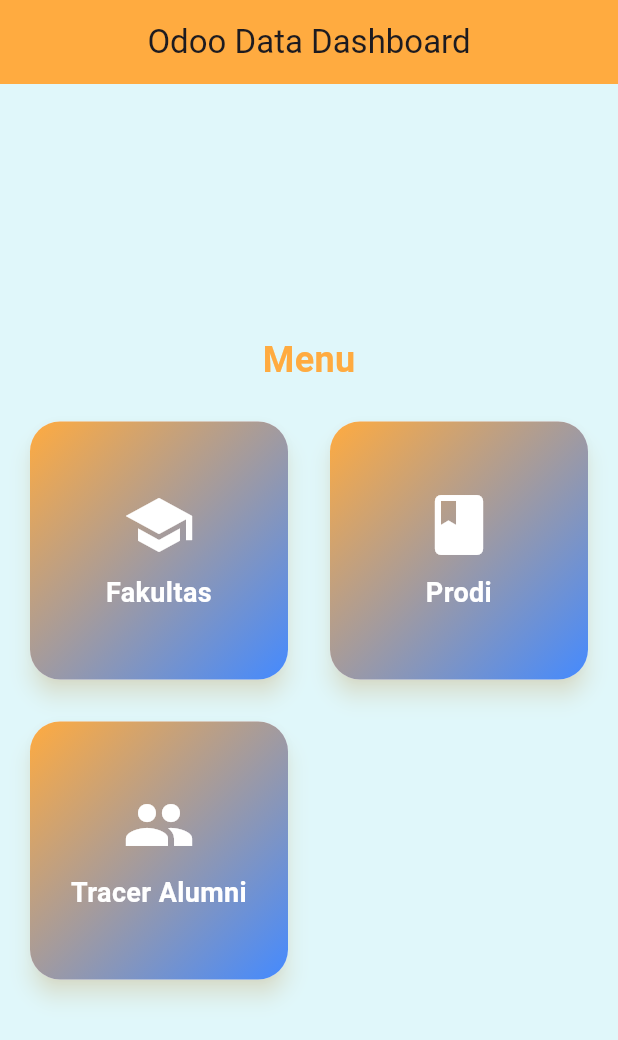
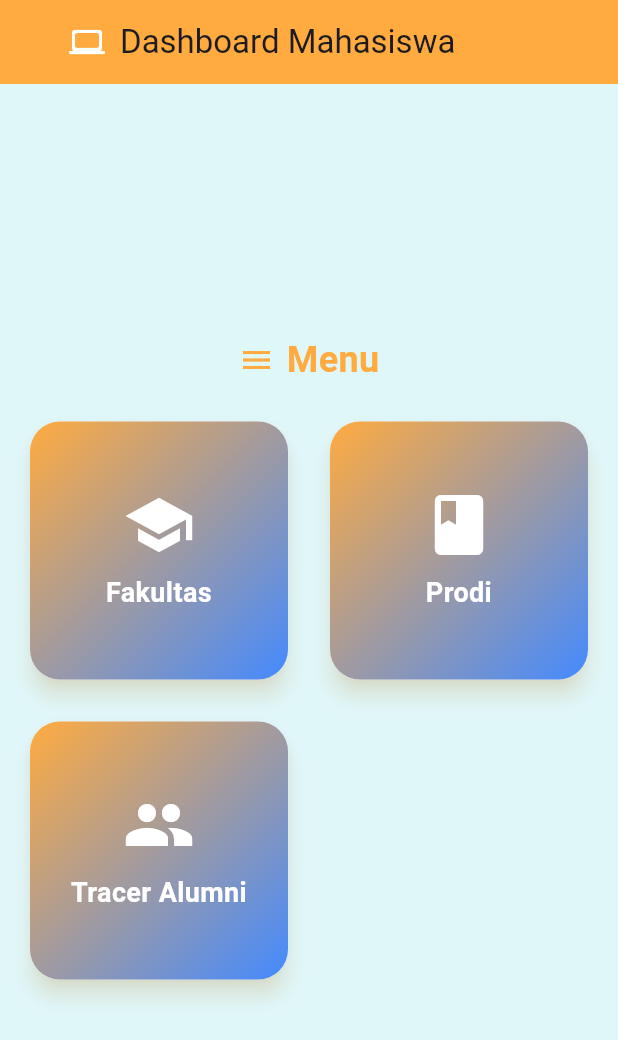
Before and after one commit to PenDZ-Alter/kel7_mobile, a Flutter app: the screen it shows after launch, on a phone screen of 412 x 824 dp. Shown: the top 1040 px of the screen. Run offline on Flutter 3.47's test engine with Material 3 defaults, Android fonts, the phone set to English and light mode, and no system bars; our stand-ins replace flutter_dotenv; missing offline and left inert: odoo_rpc.

Commit message:
chore: update texture text

```diff
--- a/lib/pages/dashboard.dart
+++ b/lib/pages/dashboard.dart
@@ -10,7 +10,14 @@ class Dashboard extends StatelessWidget {
   Widget build(BuildContext context) {
     return Scaffold(
       appBar: AppBar(
-        title: const Text('Odoo Data Dashboard'),
+        title: Row(
+          children: [
+            const SizedBox(width: 30),
+            const Icon(Icons.computer_rounded, color: Colors.white),
+            const SizedBox(width: 10),
+            const Text("Dashboard Mahasiswa"),
+          ],
+        ),
         centerTitle: true,
         backgroundColor: Colors.orangeAccent,
       ),
@@ -20,6 +27,17 @@ class Dashboard extends StatelessWidget {
           child: Column(
             mainAxisAlignment: MainAxisAlignment.center,
             children: [
+              Row(
+                mainAxisAlignment: MainAxisAlignment.center,
+                crossAxisAlignment: CrossAxisAlignment.center,
+                children: [
+                  Icon(
+                    Icons.menu,
+                    color: Colors.orangeAccent,
+                  ),
+                  SizedBox(
+                      width:
+                          8), // Tambahkan jarak antara ikon dan teks jika diperlukan
                   Text(
                     'Menu',
                     style: TextStyle(
@@ -27,6 +45,8 @@ class Dashboard extends StatelessWidget {
                       fontWeight: FontWeight.bold,
                       color: Colors.orangeAccent,
                     ),
+                  ),
+                ],
               ),
               const SizedBox(height: 20),
               Flexible(
```
Lines whose indentation alone changed are shown as unchanged.
